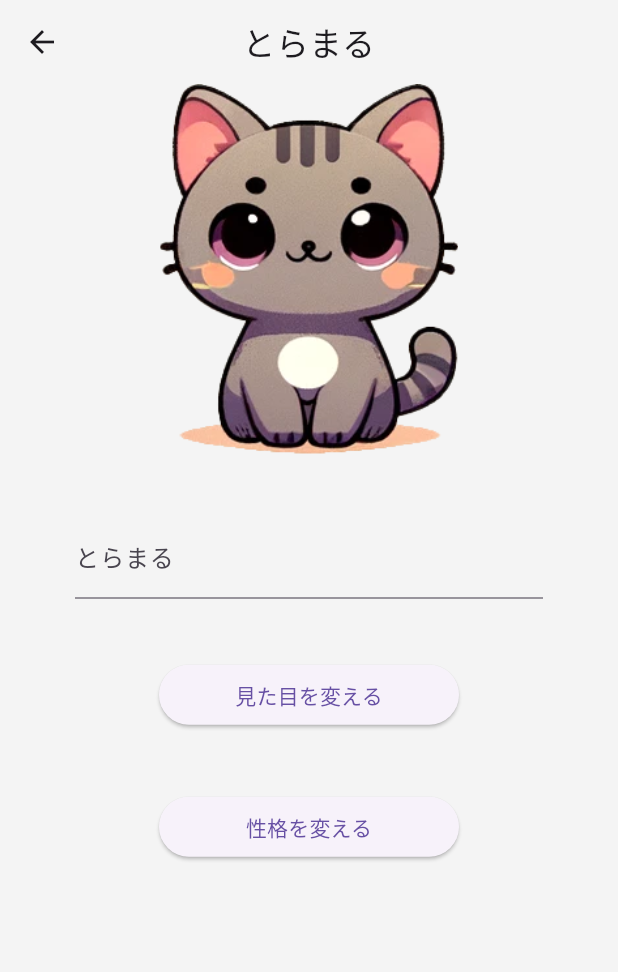
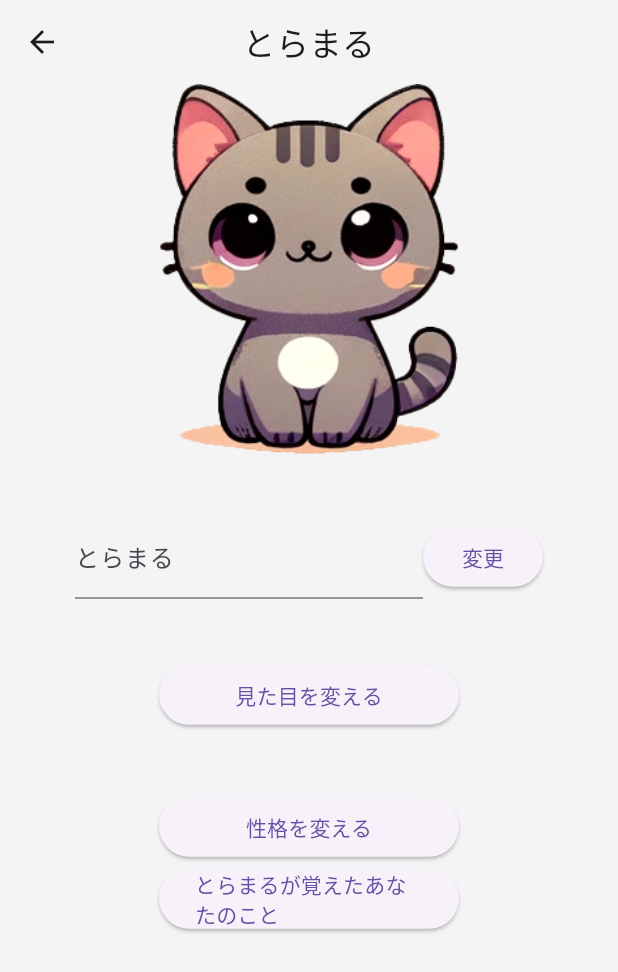
Before and after one commit to reiji012/catchat, a Flutter app: the CharSettingsPage screen opened by its route, on a phone screen of 412 x 824 dp. Shown: the top 972 px of the screen. Run offline on Flutter 3.47's test engine with Material 3 defaults, Android fonts, the phone set to English and light mode, and no system bars; our stand-ins replace cloud_firestore, dio, firebase_core, flutter_dotenv, flutter_riverpod, flutter_staggered_animations and 4 more; accounts and stored records are empty.

Commit message:
猫の名前、見た目の変更処理

```diff
--- a/catchat/lib/front/pages/char_settings/char_settings_page.dart
+++ b/catchat/lib/front/pages/char_settings/char_settings_page.dart
@@ -1,7 +1,9 @@
+import 'package:catchat/front/pages/char_settings/widets/char_memory_list.dart';
 import 'package:catchat/front/pages/char_settings/widets/item_selecter.dart';
 import 'package:catchat/front/pages/char_settings/widets/visual_selecter.dart';
 import 'package:catchat/front/theme/theme_color.dart';
 import 'package:catchat/repositories/message_repository/model/message.dart';
+import 'package:catchat/state/cat/cat_state.dart';
 import 'package:catchat/state/massage_list/message_list_state.dart';
 import 'package:catchat/state/providers.dart';
 import 'package:flutter/material.dart';
@@ -30,11 +32,12 @@ class _CharSettingsPageState extends ConsumerState<CharSettingsPage> {
   @override
   Widget build(BuildContext context) {
     final Size size = MediaQuery.of(context).size;
+    final CatState catState = ref.watch(catStateNotifierProvider);
 
     TextEditingController _textEditingController = TextEditingController();
     return Scaffold(
       appBar: AppBar(
-        title: Text('とらまる'),
+        title: Text(catState.name),
       ),
       backgroundColor: Color(NyatColors.backgroundColor),
       body: Column(
@@ -48,7 +51,7 @@ class _CharSettingsPageState extends ConsumerState<CharSettingsPage> {
                 image: DecorationImage(
                   fit: BoxFit.fitHeight,
                   image: AssetImage(
-                    'assets/images/cats/cat2.png',
+                    catState.imageUrl,
                   ), // 画像のパスを指定
                 ),
                 borderRadius: BorderRadius.circular(10.0),
@@ -60,12 +63,29 @@ class _CharSettingsPageState extends ConsumerState<CharSettingsPage> {
           ),
           Container(
             padding: EdgeInsets.symmetric(horizontal: 50.0),
-            child: TextField(
-              controller: _textEditingController,
-              decoration: InputDecoration(
-                label: Text('とらまる'),
-                hintText: 'ニックネームを入力してください',
-              ),
+            child: Row(
+              children: [
+                Expanded(
+                  child: TextField(
+                    controller: _textEditingController,
+                    decoration: InputDecoration(
+                      label: Text(catState.name),
+                      hintText: 'ニックネームを入力してください',
+                    ),
+                  ),
+                ),
+                SizedBox(
+                  width: 80,
+                  child: ElevatedButton(
+                    onPressed: () {
+                      ref.read(catStateNotifierProvider.notifier).changeName(
+                            _textEditingController.text,
+                          );
+                    },
+                    child: Text('変更'),
+                  ),
+                ),
+              ],
             ),
           ),
           Container(
@@ -133,7 +153,36 @@ class _CharSettingsPageState extends ConsumerState<CharSettingsPage> {
               child: Text('性格を変える'),
             ),
           ),
-          // ItemSelecter(),
+          Container(
+            width: 200,
+            child: ElevatedButton(
+              onPressed: () {
+                // 決定ボタンの処理をここに書く
+                showModalBottomSheet(
+                    //モーダルの背景の色、透過
+                    backgroundColor: Colors.transparent,
+                    //ドラッグ可能にする（高さもハーフサイズからフルサイズになる様子）
+                    isScrollControlled: true,
+                    context: context,
+                    builder: (BuildContext context) {
+                      return Container(
+                        margin: EdgeInsets.only(top: 64),
+                        decoration: BoxDecoration(
+                          //モーダル自体の色
+                          color: Colors.white,
+                          //角丸にする
+                          borderRadius: BorderRadius.only(
+                            topLeft: Radius.circular(20),
+                            topRight: Radius.circular(20),
+                          ),
+                        ),
+                        child: CharMemoryList(),
+                      );
+                    });
+              },
+              child: Text('とらまるが覚えたあなたのこと'),
+            ),
+          ),
         ],
       ),
     );
--- a/catchat/lib/services/chat_service.dart
+++ b/catchat/lib/services/chat_service.dart
@@ -122,10 +122,12 @@ Userのことは「$userName」と呼んでください。
       return {
         'importance': match.group(1)!,
         'tag': match.group(2)!,
-        'conversation': match.group(4)!
+        'conversation': match.group(4)!,
+        'personalInfo': match.group(3)!
       };
     } else {
       return {
+        'error': 'ChatGPTの応答を解析できませんでした',
         'importance': 'unknown',
         'tag': 'unknown',
         'conversation': response
--- /dev/null
+++ b/catchat/lib/state/cat/cat_state.dart
@@ -0,0 +1,16 @@
+import 'package:flutter/foundation.dart';
+import 'package:freezed_annotation/freezed_annotation.dart';
+part 'cat_state.freezed.dart';
+part 'cat_state.g.dart';
+
+@freezed
+class CatState with _$CatState {
+  const factory CatState({
+    required String name,
+    required String imageUrl,
+    required String personalityType,
+  }) = _CatState;
+
+  factory CatState.fromJson(Map<String, dynamic> json) =>
+      _$CatStateFromJson(json);
+}
--- a/catchat/lib/state/massage_list/message_list_state_notifier.dart
+++ b/catchat/lib/state/massage_list/message_list_state_notifier.dart
@@ -57,6 +57,7 @@ class MessageListStateNotifier extends StateNotifier<MessageListState> {
       final importance = response['importance'] as String;
       final tag = response['tag'] as String;
       final conversation = response['conversation'] as String;
+      final personalInfo = response['personalInfo'] as Map<String, dynamic>;
       final responseMessage = MessageModel(
           content: conversation,
           from: 'assistant',
--- a/catchat/lib/state/providers.dart
+++ b/catchat/lib/state/providers.dart
@@ -1,4 +1,6 @@
 import 'package:catchat/repositories/message_repository/model/message.dart';
+import 'package:catchat/state/cat/cat_state.dart';
+import 'package:catchat/state/cat/cat_state_notifier.dart';
 import 'package:catchat/state/massage_list/message_list_state.dart';
 import 'package:riverpod/riverpod.dart';
 
@@ -7,3 +9,7 @@ import 'package:catchat/state/massage_list/message_list_state_notifier.dart';
 final messageListStateNotifierProvider =
     StateNotifierProvider<MessageListStateNotifier, MessageListState>(
         (ref) => MessageListStateNotifier()..init());
+
+final catStateNotifierProvider =
+    StateNotifierProvider<CatStateNotifier, CatState>(
+        (ref) => CatStateNotifier()..init());
```
Also changed, not shown: catchat/lib/front/pages/char_settings/widets/char_memory_list.dart (added, +69 -0 lines), catchat/lib/front/pages/char_settings/widets/visual_selecter.dart (+8 -2 lines), catchat/lib/front/pages/chat_page/chat_page.dart (+8 -3 lines), catchat/lib/front/pages/select_page.dart (+9 -4 lines), catchat/lib/state/cat/cat_state_notifier.dart (added, +32 -0 lines), catchat/lib/state/cat/cat_state.freezed.dart (added), catchat/lib/state/cat/cat_state.g.dart (added).
